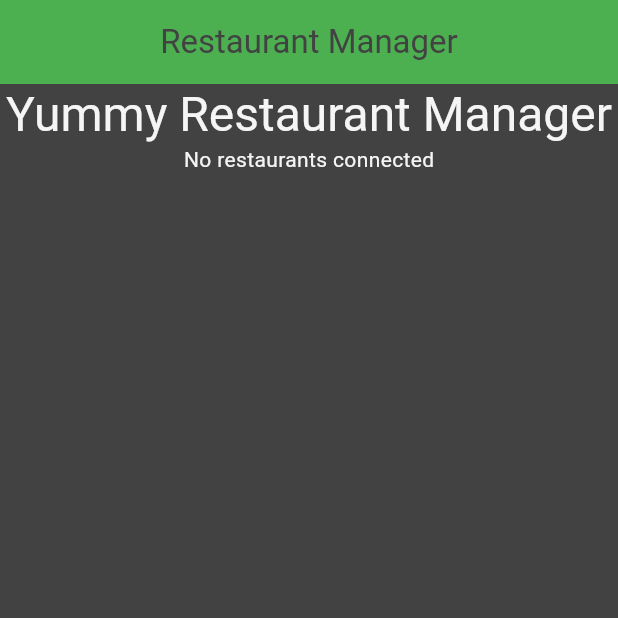
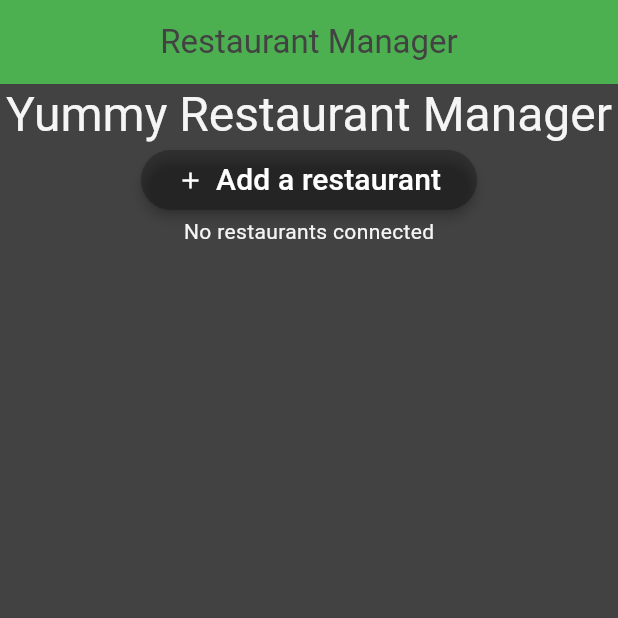
Before and after one commit to yummy-application/restauarnt_manager, a Flutter app: the screen it shows after launch, on a phone screen of 412 x 824 dp, the top half of it. Run offline on Flutter 3.47's test engine with Material 3 defaults, Android fonts, the phone set to English and light mode, and no system bars; our stand-ins replace cached_network_image, sqflite, sqflite_common_ffi; accounts and stored records are empty.

```diff
--- a/lib/http/info/restaurantInfo.dart
+++ b/lib/http/info/restaurantInfo.dart
@@ -1,15 +1,12 @@
 import 'dart:convert';
 
 import 'package:http/http.dart' as http;
-
-import '../../localDB/auth/getRestaurantPasswordHash.dart';
 
 Future<Map<String, Object?>> getFullRestaurantInfo(
     String backendAddress) async {
   final response = await http
       .post(Uri.parse('$backendAddress/api/restaurant/info'), headers: {
     'Content-Type': 'application/json',
-    'passwordHash': await getRestaurantPasswordHash(backendAddress)
   });
   return jsonDecode(response.body);
 }
--- a/lib/localDB/setup/setup.dart
+++ b/lib/localDB/setup/setup.dart
@@ -4,7 +4,7 @@ import 'package:path/path.dart';
 
 Future<void> dbSetup() async {
   var db = await openDatabase(join(await getDatabasesPath(), 'local.db'),
-      version: 4, onCreate: (db, version) {
+      version: 7, onCreate: (db, version) {
     db.execute(
       "CREATE TABLE IF NOT EXISTS restaurants(backend_url Text,password_hash Text)",
     );
--- a/lib/main.dart
+++ b/lib/main.dart
@@ -94,53 +94,12 @@ Widget restaurantButtons(BuildContext context) {
     future: getAllConnectedRestaurants(),
     builder: (context, snapshot) {
       if (snapshot.connectionState == ConnectionState.waiting) {
-        return Center(
+        return const Center(
           child: CircularProgressIndicator(),
         );
       } else if (snapshot.hasError) {
-        return Center(
-          child: Text('Error: ${snapshot.error}'),
-        );
-      } else if (!snapshot.hasData || snapshot.data!.isEmpty) {
-        return Center(
-          child: Text('No restaurants connected'),
-        );
-      } else {
-        List<Map<String, Object?>> restaurants = snapshot.data!;
         return Column(
           children: [
-            ...restaurants.map((restaurant) {
-              return FutureBuilder<Map<String, Object?>>(
-                future:
-                    getFullRestaurantInfo(restaurant['backend_url'].toString()),
-                builder: (context, innerSnapshot) {
-                  if (innerSnapshot.connectionState ==
-                      ConnectionState.waiting) {
-                    return Center(
-                      child: CircularProgressIndicator(),
-                    );
-                  } else if (innerSnapshot.hasData) {
-                    String restaurantName =
-                        innerSnapshot.data!['name'].toString();
-                    return Row(
-                      children: [
-                        Expanded(
-                          child: ElevatedButton(
-                            onPressed: () {
-                              print(restaurantName);
-                            },
-                            child: Text(restaurantName ?? 'Unknown'),
-                          ),
-                        ),
-                      ],
-                    );
-                  } else {
-                    return SizedBox.shrink();
-                  }
-                },
-              );
-            }).toList(),
-            // Add the "Add a restaurant" button
             ElevatedButton(
               onPressed: () => Navigator.push(
                 context,
@@ -149,9 +108,10 @@ Widget restaurantButtons(BuildContext context) {
                 ),
               ),
               style: ButtonStyle(
-                backgroundColor: WidgetStateProperty.all<Color>(Colors.black26),
-                elevation: WidgetStateProperty.all<double>(3),
-                shape: WidgetStateProperty.all<OutlinedBorder>(
+                backgroundColor:
+                    MaterialStateProperty.all<Color>(Colors.black26),
+                elevation: MaterialStateProperty.all<double>(3),
+                shape: MaterialStateProperty.all<OutlinedBorder>(
                   RoundedRectangleBorder(
                       borderRadius: BorderRadius.circular(70)),
                 ),
@@ -168,6 +128,100 @@ Widget restaurantButtons(BuildContext context) {
                 ],
               ),
             ),
+            const Text('Error loading restaurants'),
+          ],
+        );
+      } else if (!snapshot.hasData || snapshot.data!.isEmpty) {
+        return Column(
+          children: [
+            ElevatedButton(
+              onPressed: () => Navigator.push(
+                context,
+                MaterialPageRoute(
+                  builder: (context) => const RestaurantSetupSettings(),
+                ),
+              ),
+              style: ButtonStyle(
+                backgroundColor:
+                    MaterialStateProperty.all<Color>(Colors.black26),
+                elevation: MaterialStateProperty.all<double>(3),
+                shape: MaterialStateProperty.all<OutlinedBorder>(
+                  RoundedRectangleBorder(
+                      borderRadius: BorderRadius.circular(70)),
+                ),
+              ),
+              child: const Row(
+                mainAxisSize: MainAxisSize.min,
+                children: [
+                  Icon(Icons.add, color: Colors.white),
+                  SizedBox(width: 8),
+                  Text(
+                    "Add a restaurant",
+                    style: TextStyle(color: Colors.white, fontSize: 20),
+                  ),
+                ],
+              ),
+            ),
+            const Text('No restaurants connected'),
+          ],
+        );
+      } else {
+        List<Map<String, Object?>> restaurants = snapshot.data!;
+        return Column(
+          children: [
+            ElevatedButton(
+              onPressed: () => Navigator.push(
+                context,
+                MaterialPageRoute(
+                  builder: (context) => const RestaurantSetupSettings(),
+                ),
+              ),
+              style: ButtonStyle(
+                backgroundColor:
+                    MaterialStateProperty.all<Color>(Colors.black26),
+                elevation: MaterialStateProperty.all<double>(3),
+                shape: MaterialStateProperty.all<OutlinedBorder>(
+                  RoundedRectangleBorder(
+                      borderRadius: BorderRadius.circular(70)),
+                ),
+              ),
+              child: const Row(
+                mainAxisSize: MainAxisSize.min,
+                children: [
+                  Icon(Icons.add, color: Colors.white),
+                  SizedBox(width: 8),
+                  Text(
+                    "Add a restaurant",
+                    style: TextStyle(color: Colors.white, fontSize: 20),
+                  ),
+                ],
+              ),
+            ),
+            ...restaurants.map((restaurant) {
+              return FutureBuilder<Map<String, Object?>>(
+                future:
+                    getFullRestaurantInfo(restaurant['backend_url'].toString()),
+                builder: (context, innerSnapshot) {
+                  if (innerSnapshot.connectionState ==
+                      ConnectionState.waiting) {
+                    return const CircularProgressIndicator();
+                  } else if (innerSnapshot.hasError) {
+                    return const Text('Error loading restaurant info');
+                  } else if (innerSnapshot.hasData) {
+                    String restaurantName =
+                        innerSnapshot.data!['name'].toString();
+                    return ElevatedButton(
+                      onPressed: () {
+                        print(restaurantName);
+                      },
+                      child: Text(restaurantName),
+                    );
+                  } else {
+                    return const Text('Unknown restaurant');
+                  }
+                },
+              );
+            }).toList(),
           ],
         );
       }
```
Also changed, not shown: lib/http/setup/createRestaurant.dart (+16 -4 lines), lib/restaurantSetup/settings.dart (+44 -9 lines).
